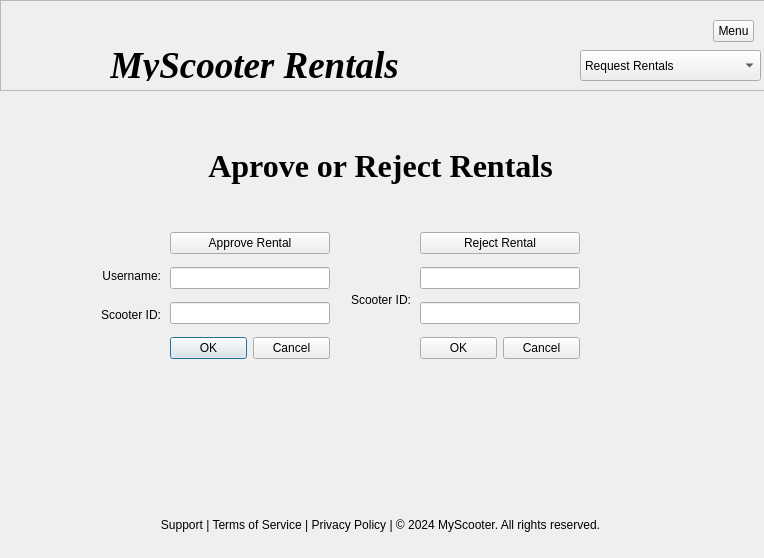
Old version of the form scooterrequests.ui in the repository DanielleSamaroo/Group-5-Scooters.
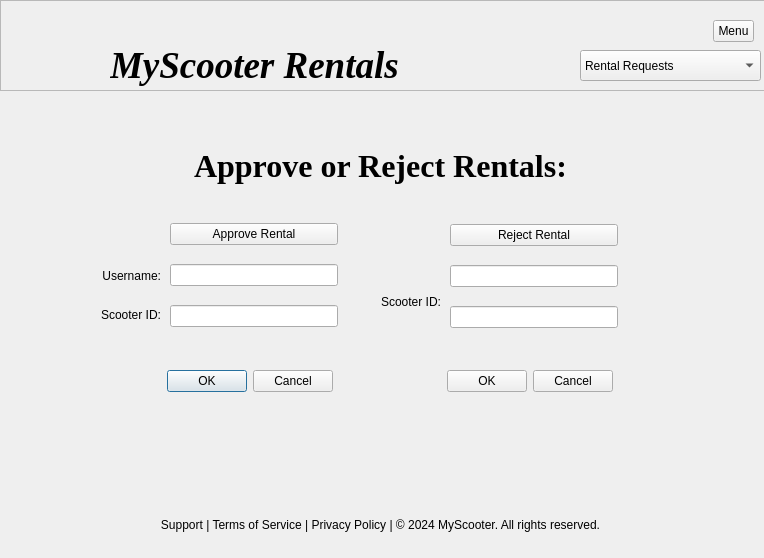
New version of the form. Icons and pictures are not drawn.

```diff
--- a/scooterrequests.ui
+++ b/scooterrequests.ui
@@ -32,9 +32,9 @@
     <property name="geometry">
      <rect>
       <x>110</x>
-      <y>50</y>
+      <y>40</y>
       <width>421</width>
-      <height>31</height>
+      <height>50</height>
      </rect>
     </property>
     <property name="font">
@@ -122,7 +122,7 @@
     </property>
     <item>
      <property name="text">
-      <string>Request Rentals</string>
+      <string>Rental Requests</string>
      </property>
     </item>
     <item>
@@ -151,9 +151,9 @@
    <property name="geometry">
     <rect>
      <x>170</x>
-     <y>225</y>
-     <width>160</width>
-     <height>141</height>
+     <y>210</y>
+     <width>168</width>
+     <height>130</height>
     </rect>
    </property>
    <layout class="QVBoxLayout" name="verticalLayout">
@@ -165,15 +165,64 @@
      </widget>
     </item>
     <item>
-     <widget class="QLineEdit" name="lineEdit"/>
+     <widget class="QLineEdit" name="lineEdit">
+      <property name="palette">
+       <palette>
+        <active>
+         <colorrole role="Text">
+          <brush brushstyle="SolidPattern">
+           <color alpha="255">
+            <red>255</red>
+            <green>255</green>
+            <blue>255</blue>
+           </color>
+          </brush>
+         </colorrole>
+        </active>
+        <inactive>
+         <colorrole role="Text">
+          <brush brushstyle="SolidPattern">
+           <color alpha="255">
+            <red>255</red>
+            <green>255</green>
+            <blue>255</blue>
+           </color>
+          </brush>
+         </colorrole>
+        </inactive>
+        <disabled/>
+       </palette>
+      </property>
+     </widget>
     </item>
     <item>
-     <widget class="QLineEdit" name="lineEdit_2"/>
-    </item>
-    <item>
-     <widget class="QDialogButtonBox" name="buttonBox">
-      <property name="standardButtons">
-       <set>QDialogButtonBox::Cancel|QDialogButtonBox::Ok</set>
+     <widget class="QLineEdit" name="lineEdit_2">
+      <property name="palette">
+       <palette>
+        <active>
+         <colorrole role="Text">
+          <brush brushstyle="SolidPattern">
+           <color alpha="255">
+            <red>255</red>
+            <green>255</green>
+            <blue>255</blue>
+           </color>
+          </brush>
+         </colorrole>
+        </active>
+        <inactive>
+         <colorrole role="Text">
+          <brush brushstyle="SolidPattern">
+           <color alpha="255">
+            <red>255</red>
+            <green>255</green>
+            <blue>255</blue>
+           </color>
+          </brush>
+         </colorrole>
+        </inactive>
+        <disabled/>
+       </palette>
       </property>
      </widget>
     </item>
@@ -197,7 +246,7 @@
     </font>
    </property>
    <property name="text">
-    <string>Aprove or Reject Rentals</string>
+    <string>Approve or Reject Rentals:</string>
    </property>
    <property name="alignment">
     <set>Qt::AlignCenter</set>
@@ -222,10 +271,10 @@
   <widget class="QWidget" name="verticalLayoutWidget_2">
    <property name="geometry">
     <rect>
-     <x>420</x>
-     <y>225</y>
-     <width>160</width>
-     <height>141</height>
+     <x>450</x>
+     <y>211</y>
+     <width>168</width>
+     <height>130</height>
     </rect>
    </property>
    <layout class="QVBoxLayout" name="verticalLayout_2">
@@ -237,15 +286,64 @@
      </widget>
     </item>
     <item>
-     <widget class="QLineEdit" name="lineEdit_3"/>
+     <widget class="QLineEdit" name="lineEdit_3">
+      <property name="palette">
+       <palette>
+        <active>
+         <colorrole role="Text">
+          <brush brushstyle="SolidPattern">
+           <color alpha="255">
+            <red>255</red>
+            <green>255</green>
+            <blue>255</blue>
+           </color>
+          </brush>
+         </colorrole>
+        </active>
+        <inactive>
+         <colorrole role="Text">
+          <brush brushstyle="SolidPattern">
+           <color alpha="255">
+            <red>255</red>
+            <green>255</green>
+            <blue>255</blue>
+           </color>
+          </brush>
+         </colorrole>
+        </inactive>
+        <disabled/>
+       </palette>
+      </property>
+     </widget>
     </item>
     <item>
-     <widget class="QLineEdit" name="lineEdit_4"/>
-    </item>
-    <item>
-     <widget class="QDialogButtonBox" name="buttonBox_2">
-      <property name="standardButtons">
-       <set>QDialogButtonBox::Cancel|QDialogButtonBox::Ok</set>
+     <widget class="QLineEdit" name="lineEdit_4">
+      <property name="palette">
+       <palette>
+        <active>
+         <colorrole role="Text">
+          <brush brushstyle="SolidPattern">
+           <color alpha="255">
+            <red>255</red>
+            <green>255</green>
+            <blue>255</blue>
+           </color>
+          </brush>
+         </colorrole>
+        </active>
+        <inactive>
+         <colorrole role="Text">
+          <brush brushstyle="SolidPattern">
+           <color alpha="255">
+            <red>255</red>
+            <green>255</green>
+            <blue>255</blue>
+           </color>
+          </brush>
+         </colorrole>
+        </inactive>
+        <disabled/>
+       </palette>
       </property>
      </widget>
     </item>
@@ -302,8 +400,8 @@
   <widget class="QLabel" name="label_8">
    <property name="geometry">
     <rect>
-     <x>340</x>
-     <y>290</y>
+     <x>370</x>
+     <y>292</y>
      <width>71</width>
      <height>20</height>
     </rect>
@@ -315,6 +413,32 @@
     <set>Qt::AlignRight|Qt::AlignTrailing|Qt::AlignVCenter</set>
    </property>
   </widget>
+  <widget class="QDialogButtonBox" name="buttonBox">
+   <property name="geometry">
+    <rect>
+     <x>167</x>
+     <y>369</y>
+     <width>166</width>
+     <height>24</height>
+    </rect>
+   </property>
+   <property name="standardButtons">
+    <set>QDialogButtonBox::Cancel|QDialogButtonBox::Ok</set>
+   </property>
+  </widget>
+  <widget class="QDialogButtonBox" name="buttonBox_2">
+   <property name="geometry">
+    <rect>
+     <x>447</x>
+     <y>369</y>
+     <width>166</width>
+     <height>24</height>
+    </rect>
+   </property>
+   <property name="standardButtons">
+    <set>QDialogButtonBox::Cancel|QDialogButtonBox::Ok</set>
+   </property>
+  </widget>
  </widget>
  <resources/>
  <connections/>
```
Left out of the diff: 2 changed lines with no effect on the pictures.
